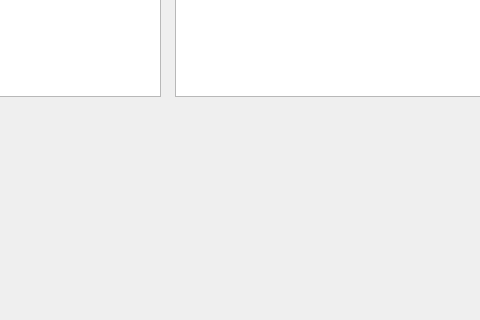
Above: ui/main.ui from Coul33t/map-editor before the change; both pictures show x 105 to 585 and y 444 to 764 of the 1087 by 849 pixel window. Below: the same form after it.
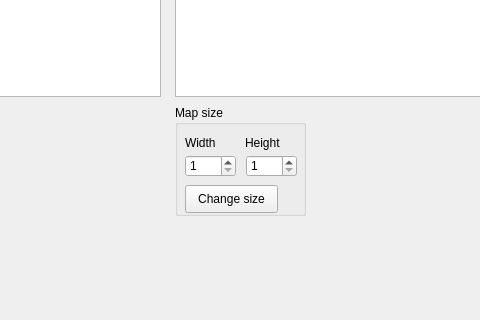
That is the form after the change.

Diff of the .ui file:
```diff
--- a/ui/main.ui
+++ b/ui/main.ui
@@ -34,6 +34,90 @@
      </rect>
     </property>
    </widget>
+   <widget class="QGroupBox" name="groupBox_map_size">
+    <property name="geometry">
+     <rect>
+      <x>280</x>
+      <y>530</y>
+      <width>131</width>
+      <height>111</height>
+     </rect>
+    </property>
+    <property name="title">
+     <string>Map size</string>
+    </property>
+    <widget class="QSpinBox" name="spinBox_map_width">
+     <property name="geometry">
+      <rect>
+       <x>10</x>
+       <y>50</y>
+       <width>51</width>
+       <height>22</height>
+      </rect>
+     </property>
+     <property name="minimum">
+      <number>1</number>
+     </property>
+     <property name="maximum">
+      <number>999999</number>
+     </property>
+    </widget>
+    <widget class="QLabel" name="label_map_width">
+     <property name="geometry">
+      <rect>
+       <x>10</x>
+       <y>30</y>
+       <width>41</width>
+       <height>16</height>
+      </rect>
+     </property>
+     <property name="text">
+      <string>Width</string>
+     </property>
+    </widget>
+    <widget class="QSpinBox" name="spinBox_map_height">
+     <property name="geometry">
+      <rect>
+       <x>71</x>
+       <y>50</y>
+       <width>51</width>
+       <height>22</height>
+      </rect>
+     </property>
+     <property name="minimum">
+      <number>1</number>
+     </property>
+     <property name="maximum">
+      <number>999999</number>
+     </property>
+    </widget>
+    <widget class="QLabel" name="label_map_height">
+     <property name="geometry">
+      <rect>
+       <x>70</x>
+       <y>30</y>
+       <width>55</width>
+       <height>16</height>
+      </rect>
+     </property>
+     <property name="text">
+      <string>Height</string>
+     </property>
+    </widget>
+    <widget class="QPushButton" name="pushButton_map_size">
+     <property name="geometry">
+      <rect>
+       <x>10</x>
+       <y>80</y>
+       <width>93</width>
+       <height>28</height>
+      </rect>
+     </property>
+     <property name="text">
+      <string>Change size</string>
+     </property>
+    </widget>
+   </widget>
   </widget>
   <widget class="QMenuBar" name="menubar">
    <property name="geometry">
```
Left out of the diff: 9 changed lines with no effect on the pictures.
